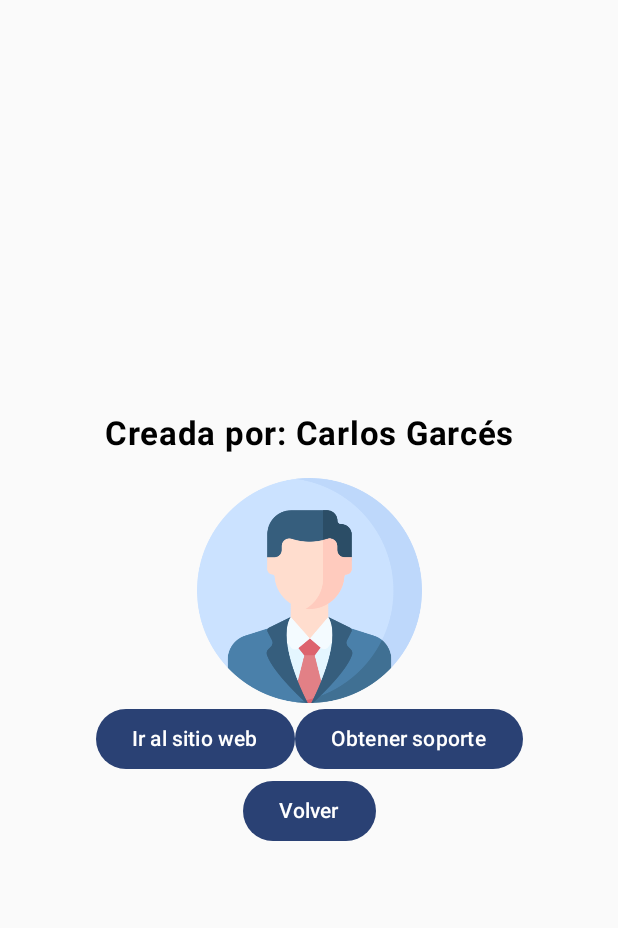
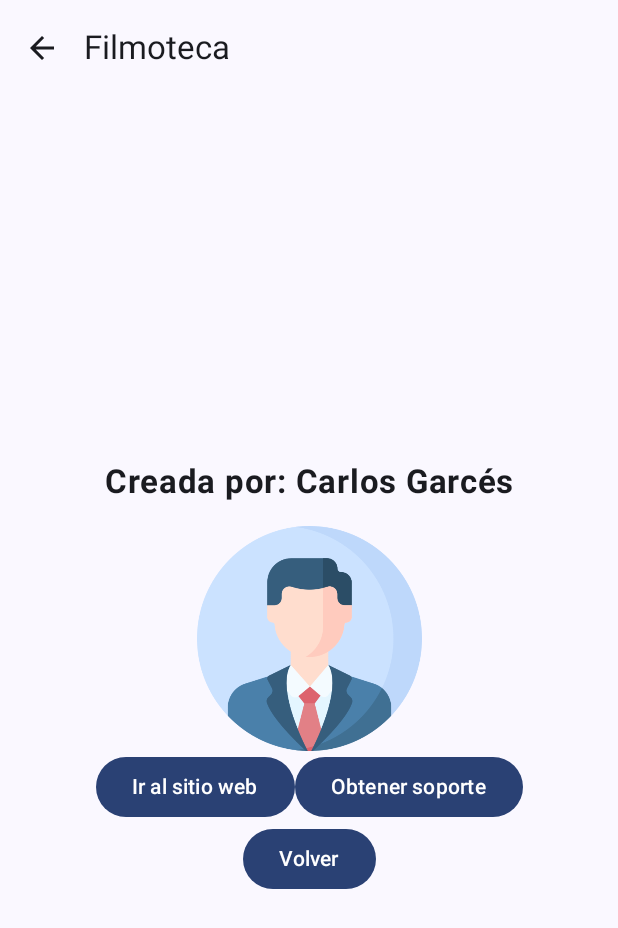
Before and after one commit to CGarces/PMDM_UD02, an Android app built with Jetpack Compose: the AboutScreen screen opened through its navigation route, on a phone screen of 412 x 824 dp. Shown: the top 928 px of the screen. Run offline under Robolectric (Android 15) with nearby library versions, the phone set to English and light mode, and no system bars.

Commit message:
Ejercicio 12. Implementar TopAppBar En enunciado dice "Asegúrate de mostrar el título correspondiente en cada TopAppBar" Sin embargo los pantallazos muestran el mismo titulo en todas las pantallas.

```diff
--- /dev/null
+++ b/app/src/main/java/com/campusdigitalfp/filmoteca/common/common.kt
@@ -0,0 +1,38 @@
+package com.campusdigitalfp.filmoteca.common
+
+import androidx.compose.material.icons.Icons
+import androidx.compose.material.icons.automirrored.filled.ArrowBack
+import androidx.compose.material3.ExperimentalMaterial3Api
+import androidx.compose.material3.Icon
+import androidx.compose.material3.IconButton
+import androidx.compose.material3.Text
+import androidx.compose.material3.TopAppBar
+import androidx.compose.runtime.Composable
+import androidx.compose.ui.res.stringResource
+import androidx.navigation.NavHostController
+import com.campusdigitalfp.filmoteca.R
+
+@OptIn(ExperimentalMaterial3Api::class)
+@Composable
+fun BarraSuperiorComun(navController: NavHostController, cancelar: Boolean = false) {
+    TopAppBar(
+        title = {
+            Text(text = stringResource(R.string.app_name))
+        },
+        navigationIcon = {
+            IconButton(onClick = {
+                if (cancelar)
+                    navController.previousBackStackEntry?.savedStateHandle?.set(
+                        "result",
+                        "RESULT_CANCELED"
+                    )
+                navController.popBackStack()
+            }) {
+                Icon(
+                    imageVector = Icons.AutoMirrored.Filled.ArrowBack,
+                    contentDescription = stringResource(R.string.volver)
+                )
+            }
+        }
+    )
+}
--- a/app/src/main/java/com/campusdigitalfp/filmoteca/screens/AboutScreen.kt
+++ b/app/src/main/java/com/campusdigitalfp/filmoteca/screens/AboutScreen.kt
@@ -14,6 +14,7 @@ import androidx.compose.foundation.layout.padding
 import androidx.compose.foundation.layout.size
 import androidx.compose.material3.Button
 import androidx.compose.material3.MaterialTheme
+import androidx.compose.material3.Scaffold
 import androidx.compose.material3.Text
 import androidx.compose.runtime.Composable
 import androidx.compose.ui.Alignment
@@ -26,16 +27,22 @@ import androidx.compose.ui.text.style.TextAlign
 import androidx.compose.ui.unit.dp
 import androidx.navigation.NavHostController
 import com.campusdigitalfp.filmoteca.R
+import com.campusdigitalfp.filmoteca.common.BarraSuperiorComun
 
 @Composable
-fun AboutScreen(navController: NavHostController)  {
+fun AboutScreen(navController: NavHostController) {
     val context = LocalContext.current
     val author = "Carlos Garcés"
+    Scaffold(topBar = { BarraSuperiorComun(navController) },
+        content = { paddingValues ->
             Box(
-        modifier = Modifier.fillMaxSize(),
+                modifier = Modifier.padding(paddingValues).fillMaxSize(),
                 contentAlignment = Alignment.Center
-    ){
-        Column(horizontalAlignment = Alignment.CenterHorizontally, verticalArrangement  = Arrangement.Center) {
+            ) {
+                Column(
+                    horizontalAlignment = Alignment.CenterHorizontally,
+                    verticalArrangement = Arrangement.Center
+                ) {
                     Text(
                         text = stringResource(R.string.creada_por, author),
                         fontSize = MaterialTheme.typography.titleLarge.fontSize, // Tamaño de la fuente.
@@ -60,8 +67,13 @@ fun AboutScreen(navController: NavHostController)  {
                             Text(stringResource(R.string.ir_web))
                         }
                         Button(onClick = {
-                    mandarEmail(context = context, email = "cgarcesba@campusdigitalfp.es", asunto =  context.getString(
-                        R.string.incidencia_con_filmoteca))
+                            mandarEmail(
+                                context = context,
+                                email = "cgarcesba@campusdigitalfp.es",
+                                asunto = context.getString(
+                                    R.string.incidencia_con_filmoteca
+                                )
+                            )
                         }) {
                             Text(stringResource(R.string.obtener_soporte))
                         }
@@ -72,7 +84,8 @@ fun AboutScreen(navController: NavHostController)  {
                 }
             }
         }
-
+    )
+}
 fun abrirPaginaWeb(url: String, context: Context) {
     val intent = Intent(Intent.ACTION_VIEW).apply {
         data = Uri.parse(url) // Establece la URL que quieres abrir
--- a/app/src/main/java/com/campusdigitalfp/filmoteca/screens/FilmListScreen.kt
+++ b/app/src/main/java/com/campusdigitalfp/filmoteca/screens/FilmListScreen.kt
@@ -4,7 +4,9 @@ import androidx.compose.foundation.layout.Arrangement
 import androidx.compose.foundation.layout.Box
 import androidx.compose.foundation.layout.Column
 import androidx.compose.foundation.layout.fillMaxSize
+import androidx.compose.foundation.layout.padding
 import androidx.compose.material3.Button
+import androidx.compose.material3.Scaffold
 import androidx.compose.material3.Text
 import androidx.compose.runtime.Composable
 import androidx.compose.ui.Alignment
@@ -12,11 +14,14 @@ import androidx.compose.ui.Modifier
 import androidx.compose.ui.res.stringResource
 import androidx.navigation.NavHostController
 import com.campusdigitalfp.filmoteca.R
+import com.campusdigitalfp.filmoteca.common.BarraSuperiorComun
 
 @Composable
 fun FilmListScreen(navController: NavHostController)   {
+    Scaffold(topBar = { BarraSuperiorComun(navController) },
+        content = { paddingValues ->
             Box(
-        modifier = Modifier.fillMaxSize(),
+                Modifier.padding(paddingValues).fillMaxSize(),
                 contentAlignment = Alignment.Center
             ){
                 Column(horizontalAlignment = Alignment.CenterHorizontally, verticalArrangement  = Arrangement.Center) {
@@ -32,3 +37,5 @@ fun FilmListScreen(navController: NavHostController)   {
                 }
             }
         }
+    )
+}
```
Also changed, not shown: app/src/main/java/com/campusdigitalfp/filmoteca/screens/FilmDataScreen.kt (+7 -2 lines), app/src/main/java/com/campusdigitalfp/filmoteca/screens/FilmEditScreen.kt (+20 -5 lines). Lines whose indentation alone changed are shown as unchanged.
